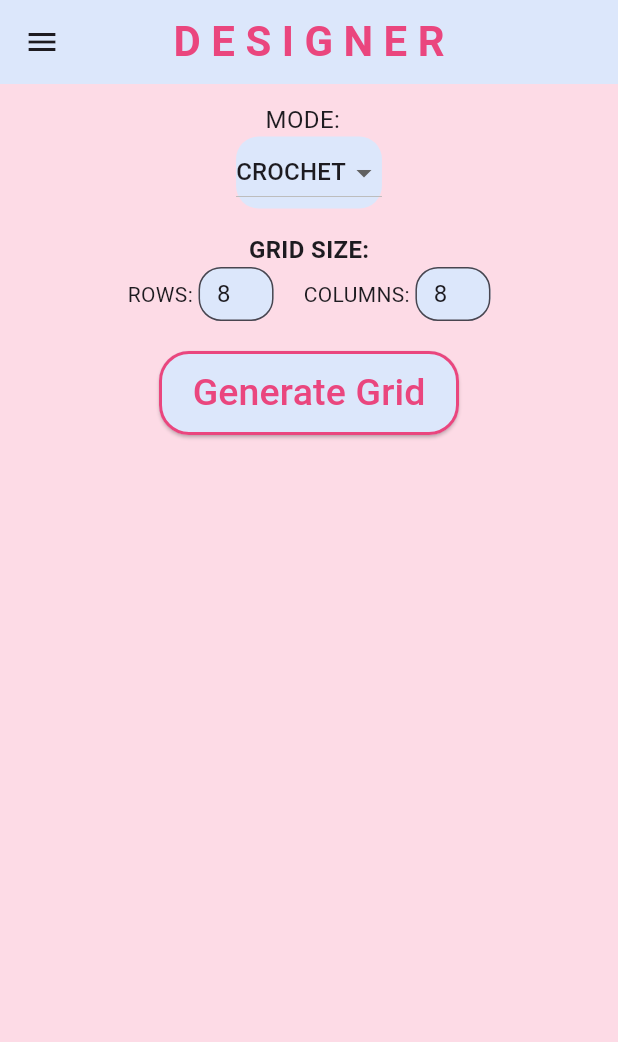
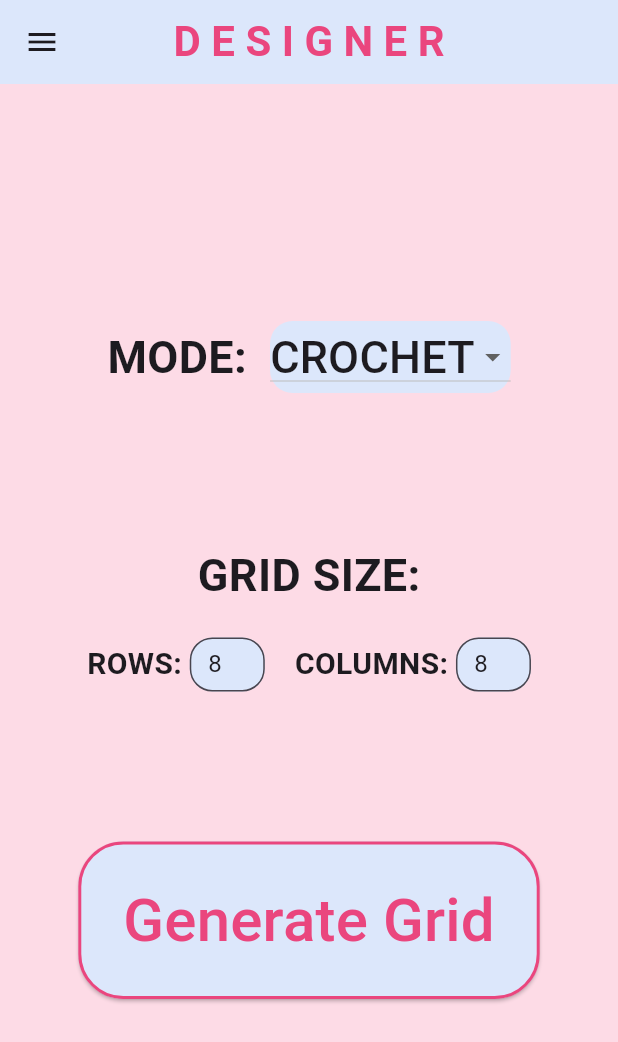
Before and after one commit to Ayesha-Jan/stitch-atlas, a Flutter app: the Designer screen opened by its route, on a phone screen of 412 x 824 dp. Shown: the top 1042 px of the screen. Run offline on Flutter 3.47's test engine with Material 3 defaults, Android fonts, the phone set to English and light mode, and no system bars; our stand-ins replace flutter_colorpicker, flutter_svg.

Commit message:
Updating layout of design page

```diff
--- a/lib/pages/designer.dart
+++ b/lib/pages/designer.dart
@@ -73,10 +73,17 @@ class _DesignerState extends State<Designer> {
         child: Padding(
           padding: EdgeInsets.all(12),
           child: Column(
+            mainAxisAlignment: MainAxisAlignment.center,
+            children: [
+              Row(
+                mainAxisAlignment: MainAxisAlignment.center,
                 children: [
                   Text(
                     "MODE:  ",
-                style: TextStyle(fontSize: 16),
+                    style: TextStyle(
+                      fontSize: 30,
+                      fontWeight: FontWeight.bold,
+                    ),
                   ),
                   Container(
                     decoration: BoxDecoration(
@@ -92,23 +99,40 @@ class _DesignerState extends State<Designer> {
                       items: Mode.values.map((m) {
                         return DropdownMenuItem(
                           value: m,
-                      child: Text((m.toString().split('.').last).toUpperCase()),
+                          child: Text(
+                            (m.toString().split('.').last).toUpperCase(),
+                            style: TextStyle(
+                                fontSize: 30
+                            ),
+                          ),
                         );
                       }).toList(),
                     ),
                   ),
+                ],
+              ),
 
-              SizedBox(height: 16),
+              SizedBox(height: 100),
 
               Text(
                 "GRID SIZE:",
-                style: TextStyle(fontSize: 16, fontWeight: FontWeight.bold),
+                style: TextStyle(
+                    fontSize: 30,
+                    fontWeight: FontWeight.bold
                 ),
+              ),
+
+              SizedBox(height: 20),
 
               Row(
                 mainAxisAlignment: MainAxisAlignment.center,
                 children: [
-                  Text("ROWS: "),
+                  Text("ROWS: ",
+                    style: TextStyle(
+                        fontSize: 20,
+                        fontWeight: FontWeight.bold
+                    ),
+                  ),
                   SizedBox(
                     width: 50,
                     child: TextField(
@@ -123,8 +147,15 @@ class _DesignerState extends State<Designer> {
                       ),
                     ),
                   ),
+
                   SizedBox(width: 20),
-                  Text("COLUMNS: "),
+
+                  Text("COLUMNS: ",
+                    style: TextStyle(
+                        fontSize: 20,
+                        fontWeight: FontWeight.bold
+                    ),
+                  ),
                   SizedBox(
                     width: 50,
                     child: TextField(
@@ -142,7 +173,7 @@ class _DesignerState extends State<Designer> {
                 ],
               ),
 
-              SizedBox(height: 20),
+              SizedBox(height: 100),
 
               // GENERATE GRID BUTTON
               ElevatedButton(
@@ -167,12 +198,12 @@ class _DesignerState extends State<Designer> {
                     backgroundColor: Color(0xFFDCE7FB),
                     foregroundColor: Color(0xFFEA467E),
                     padding: EdgeInsets.symmetric(
-                      vertical: 10,
-                      horizontal: 20,
+                        vertical: 24,
+                        horizontal: 30
                     ),
-                    minimumSize: Size(200, 50),
+                    minimumSize: Size(200, 70),
                     shape: RoundedRectangleBorder(
-                        borderRadius: BorderRadius.circular(20),
+                        borderRadius: BorderRadius.circular(30),
                         side: BorderSide(
                             color: Color(0xFFEA467E),
                             width: 2
@@ -182,7 +213,7 @@ class _DesignerState extends State<Designer> {
                 child: Text(
                   "Generate Grid",
                   style: TextStyle(
-                    fontSize: 25,
+                    fontSize: 40,
                   ),
                 ),
               ),
```
Lines whose indentation alone changed are shown as unchanged.
